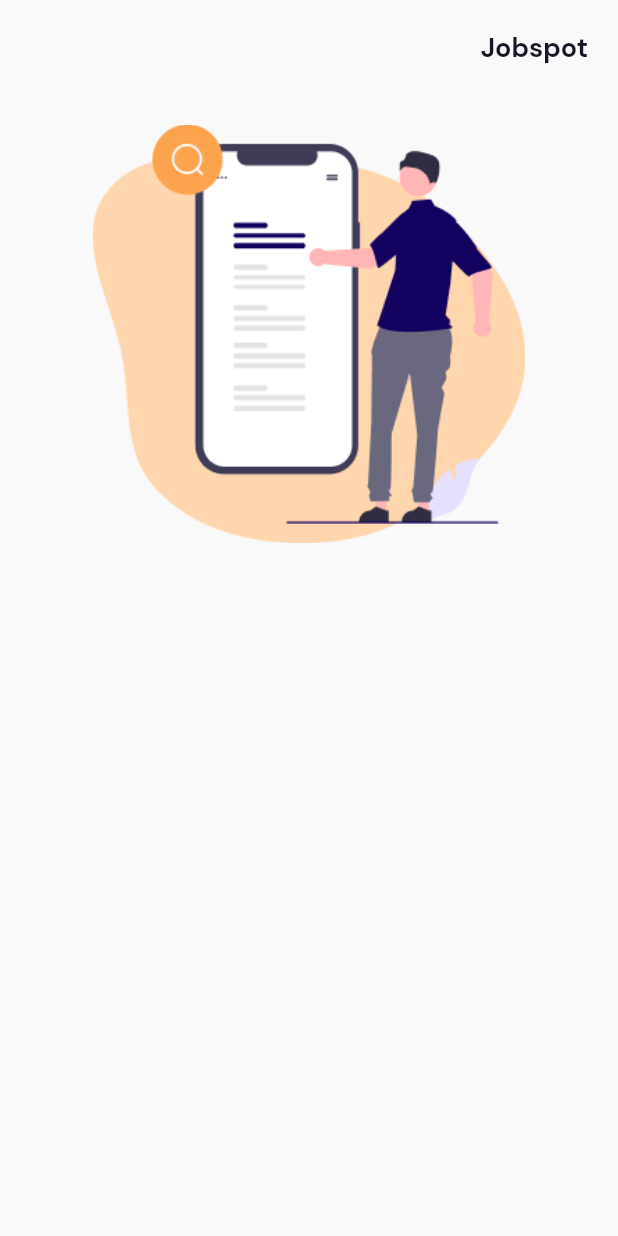
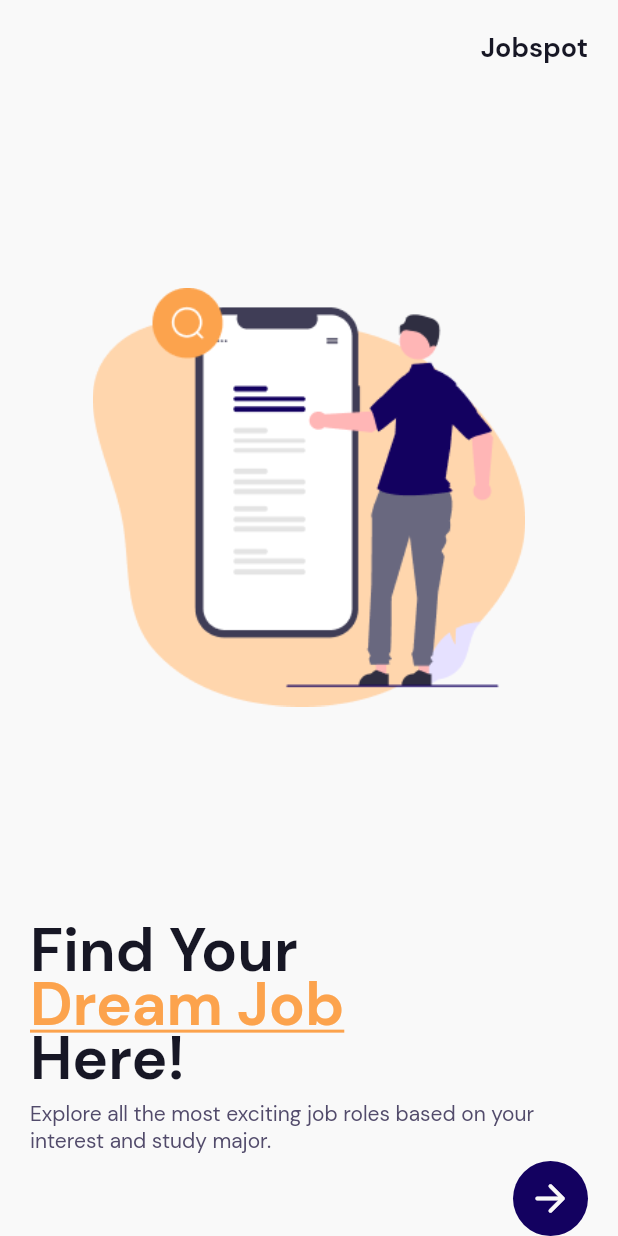
Before and after one commit to mirfan23/Job_finder, a Flutter app: the screen it shows after launch, on a phone screen of 412 x 824 dp. Run offline on Flutter 3.47's test engine with Material 2 defaults, Android fonts, the phone set to English and light mode, and no system bars; our stand-ins replace get.

Commit message:
adding and finishin splash screen page

```diff
--- /dev/null
+++ b/lib/app/modules/login/bindings/login_binding.dart
@@ -0,0 +1,12 @@
+import 'package:get/get.dart';
+
+import '../controllers/login_controller.dart';
+
+class LoginBinding extends Bindings {
+  @override
+  void dependencies() {
+    Get.lazyPut<LoginController>(
+      () => LoginController(),
+    );
+  }
+}
--- /dev/null
+++ b/lib/app/modules/login/controllers/login_controller.dart
@@ -0,0 +1,3 @@
+import 'package:get/get.dart';
+
+class LoginController extends GetxController {}
--- /dev/null
+++ b/lib/app/modules/login/views/login_view.dart
@@ -0,0 +1,41 @@
+import 'package:flutter/material.dart';
+
+import 'package:get/get.dart';
+import 'package:job_finder/app/values/colors.dart';
+import 'package:job_finder/app/values/styles.dart';
+
+import '../controllers/login_controller.dart';
+
+class LoginView extends GetView<LoginController> {
+  @override
+  Widget build(BuildContext context) {
+    return Scaffold(
+      backgroundColor: MyColors.white,
+      body: SafeArea(
+        child: SingleChildScrollView(
+          child: Padding(
+            padding: EdgeInsets.symmetric(horizontal: 20),
+            child: Column(
+              children: [
+                SizedBox(
+                  height: 40,
+                ),
+                Center(
+                  child: Text(
+                    "Welcome Back",
+                    textAlign: TextAlign.center,
+                    style: TextStyle(
+                      fontFamily: MyStyles.Bold,
+                      fontSize: 30,
+                      color: MyColors.primaryColor,
+                    ),
+                  ),
+                ),
+              ],
+            ),
+          ),
+        ),
+      ),
+    );
+  }
+}
--- a/lib/app/modules/splash_screen/views/splash_screen_view.dart
+++ b/lib/app/modules/splash_screen/views/splash_screen_view.dart
@@ -1,6 +1,7 @@
 import 'package:flutter/material.dart';
 
 import 'package:get/get.dart';
+import 'package:job_finder/app/routes/app_pages.dart';
 import 'package:job_finder/app/values/colors.dart';
 import 'package:job_finder/app/values/styles.dart';
 
@@ -12,15 +13,15 @@ class SplashScreenView extends GetView<SplashScreenController> {
     return Scaffold(
       backgroundColor: MyColors.white,
       body: SafeArea(
-        child: SingleChildScrollView(
+        child: Padding(
+          padding: EdgeInsets.symmetric(horizontal: 20),
           child: Column(
+            crossAxisAlignment: CrossAxisAlignment.start,
             children: [
               SizedBox(
                 height: 20,
               ),
-              Padding(
-                padding: EdgeInsets.symmetric(horizontal: 20),
-                child: Align(
+              Align(
                 alignment: Alignment.topRight,
                 child: Text(
                   "Jobspot",
@@ -31,13 +32,76 @@ class SplashScreenView extends GetView<SplashScreenController> {
                   ),
                 ),
               ),
+              Spacer(),
+              Center(
+                child: Image(
+                  width: Get.width * 0.7,
+                  image: AssetImage("assets/images/slashscreen_vector.png"),
+                ),
+              ),
+              Spacer(),
+              RichText(
+                textAlign: TextAlign.start,
+                text: TextSpan(
+                  style: TextStyle(
+                    fontFamily: MyStyles.Bold,
+                    fontSize: 40,
+                    color: MyColors.black,
+                    height: 0.9,
+                  ),
+                  children: [
+                    TextSpan(text: "Find Your\n"),
+                    TextSpan(
+                      text: "Dream Job\n",
+                      style: TextStyle(
+                        decoration: TextDecoration.underline,
+                        color: MyColors.orange,
+                        fontFamily: MyStyles.Bold,
+                        fontSize: 40,
+                        height: 0.9,
+                      ),
+                    ),
+                    TextSpan(text: "Here!"),
+                  ],
+                ),
               ),
               SizedBox(
-                height: 40,
+                height: 5,
               ),
-              Image(
-                width: Get.width * 0.7,
-                image: AssetImage("assets/images/slashscreen_vector.png"),
+              Text(
+                "Explore all the most exciting job roles based on your interest and study major.",
+                style: TextStyle(
+                  fontFamily: MyStyles.Regular,
+                  fontSize: 14,
+                  color: MyColors.disable,
+                ),
+              ),
+              SizedBox(
+                height: 5,
+              ),
+              Align(
+                alignment: Alignment.bottomRight,
+                child: Tooltip(
+                  message: "Next",
+                  child: InkWell(
+                    onTap: () {
+                      Get.offNamed(AppPages.INITIAL_LG);
+                    },
+                    borderRadius: BorderRadius.circular(Get.width),
+                    child: Container(
+                      padding: EdgeInsets.all(10),
+                      decoration: BoxDecoration(
+                        borderRadius: BorderRadius.circular(Get.width),
+                        color: MyColors.primaryColor,
+                      ),
+                      child: Icon(
+                        Icons.arrow_forward_rounded,
+                        color: MyColors.white,
+                        size: 30,
+                      ),
+                    ),
+                  ),
+                ),
               ),
             ],
           ),
--- a/lib/app/routes/app_pages.dart
+++ b/lib/app/routes/app_pages.dart
@@ -2,6 +2,8 @@ import 'package:get/get.dart';
 
 import 'package:job_finder/app/modules/home/bindings/home_binding.dart';
 import 'package:job_finder/app/modules/home/views/home_view.dart';
+import 'package:job_finder/app/modules/login/bindings/login_binding.dart';
+import 'package:job_finder/app/modules/login/views/login_view.dart';
 import 'package:job_finder/app/modules/splash_screen/bindings/splash_screen_binding.dart';
 import 'package:job_finder/app/modules/splash_screen/views/splash_screen_view.dart';
 
@@ -14,6 +16,7 @@ class AppPages {
 
   static const INITIAL_HM = Routes.HOME;
   static const INITIAL_SS = Routes.SPLASH_SCREEN;
+  static const INITIAL_LG = Routes.LOGIN;
 
   static final routes = [
     GetPage(
@@ -26,5 +29,10 @@ class AppPages {
       page: () => SplashScreenView(),
       binding: SplashScreenBinding(),
     ),
+    GetPage(
+      name: _Paths.LOGIN,
+      page: () => LoginView(),
+      binding: LoginBinding(),
+    ),
   ];
 }
--- a/lib/app/routes/app_routes.dart
+++ b/lib/app/routes/app_routes.dart
@@ -8,9 +8,11 @@ abstract class Routes {
 
   static const HOME = _Paths.HOME;
   static const SPLASH_SCREEN = _Paths.SPLASH_SCREEN;
+  static const LOGIN = _Paths.LOGIN;
 }
 
 abstract class _Paths {
   static const HOME = '/home';
   static const SPLASH_SCREEN = '/splash-screen';
+  static const LOGIN = '/login';
 }
--- a/lib/app/values/colors.dart
+++ b/lib/app/values/colors.dart
@@ -6,6 +6,7 @@ class MyColors {
   static Color secondaryColor = Color.fromRGBO(214, 205, 254, 1);
   static Color content = Color.fromRGBO(82, 75, 107, 1);
   static Color subTittle = Color.fromRGBO(21, 11, 61, 1);
+  static Color disable = Color.fromRGBO(82, 75, 107, 1);
 
   // Secondary Colors
   static Color green = Color.fromRGBO(34, 176, 125, 1);
```
Lines whose indentation alone changed are shown as unchanged.
